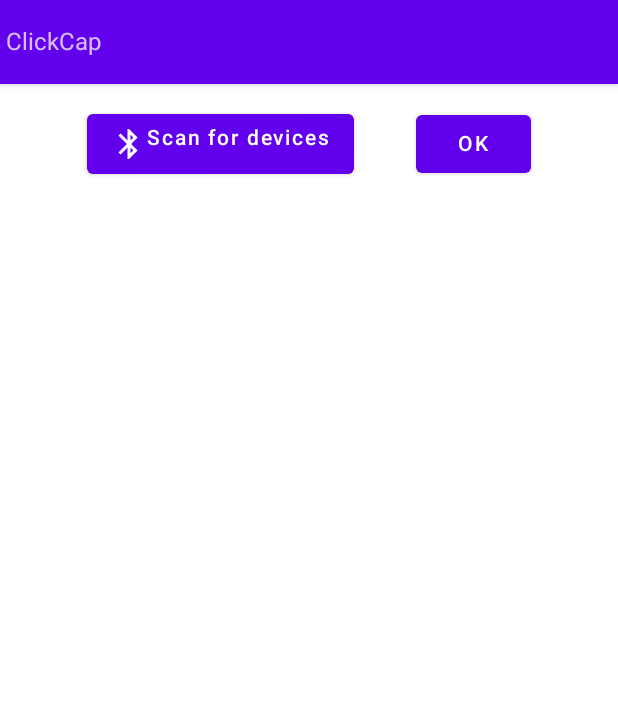
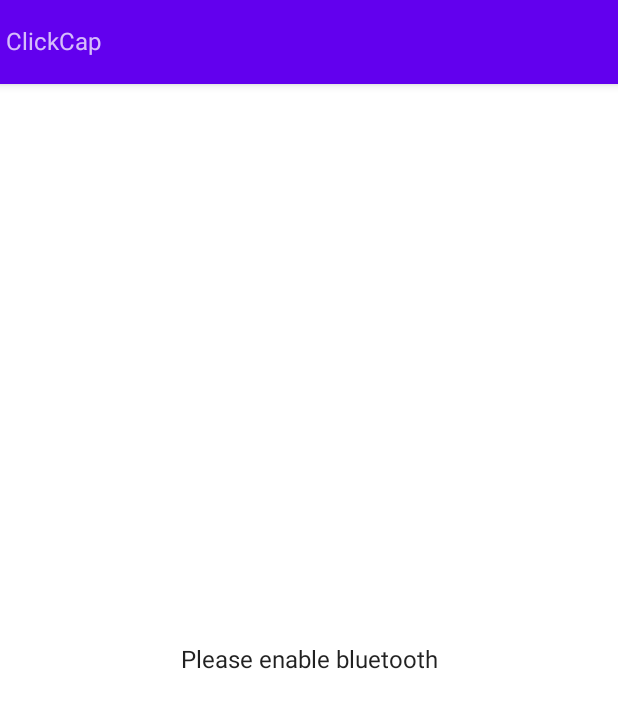
Before and after one commit to jyorien/ClickCap, an Android app built with Jetpack Compose: the screen it shows after launch (MainActivity), on a phone screen of 412 x 824 dp. Shown: the top 708 px of the screen. Run offline under Robolectric (Android 15) with nearby library versions, the phone set to English and light mode, and no system bars.

Commit message:
handled bluetooth not enabled state

```diff
--- a/app/src/main/java/com/example/clickcap/screens/ScanDevicesScreen.kt
+++ b/app/src/main/java/com/example/clickcap/screens/ScanDevicesScreen.kt
@@ -11,8 +11,8 @@ import androidx.activity.result.contract.ActivityResultContracts
 import androidx.compose.foundation.layout.*
 import androidx.compose.foundation.lazy.LazyColumn
 import androidx.compose.material.*
-import androidx.compose.runtime.Composable
-import androidx.compose.runtime.SideEffect
+import androidx.compose.runtime.*
+import androidx.compose.runtime.saveable.rememberSaveable
 import androidx.compose.ui.Alignment
 import androidx.compose.ui.Modifier
 import androidx.compose.ui.platform.LocalContext
@@ -26,6 +26,7 @@ import com.example.clickcap.constants.ScreenNames
 @Composable
 fun ScanDevicesScreen(navController: NavController) {
     val bluetoothAdapter: BluetoothAdapter? = BluetoothAdapter.getDefaultAdapter()
+    var isBluetoothEnabled by rememberSaveable { mutableStateOf(false) }
 
     if (bluetoothAdapter == null) {
         Column(Modifier.fillMaxSize(), verticalArrangement = Arrangement.Center) {
@@ -38,13 +39,18 @@ fun ScanDevicesScreen(navController: NavController) {
         val activityResultLauncher = rememberLauncherForActivityResult(
             contract = ActivityResultContracts.StartActivityForResult()
         ) { result ->
-            Log.d("hello","result code ${result.resultCode}")
+            when (result.resultCode) {
+                -1 -> isBluetoothEnabled = true
+                else -> isBluetoothEnabled = false
+            }
 
         }
         val enableBtIntent = Intent(BluetoothAdapter.ACTION_REQUEST_ENABLE)
         SideEffect {
             activityResultLauncher.launch(enableBtIntent)
         }
+    } else {
+        isBluetoothEnabled = true
     }
 
     Scaffold(
@@ -53,6 +59,12 @@ fun ScanDevicesScreen(navController: NavController) {
         }
     )
     {
+        if (!isBluetoothEnabled) {
+            Column(Modifier.fillMaxSize(), horizontalAlignment = Alignment.CenterHorizontally, verticalArrangement = Arrangement.SpaceAround) {
+                Text("Please enable bluetooth")
+            }
+            return@Scaffold
+        }
 
         Column {
             // button row
```
